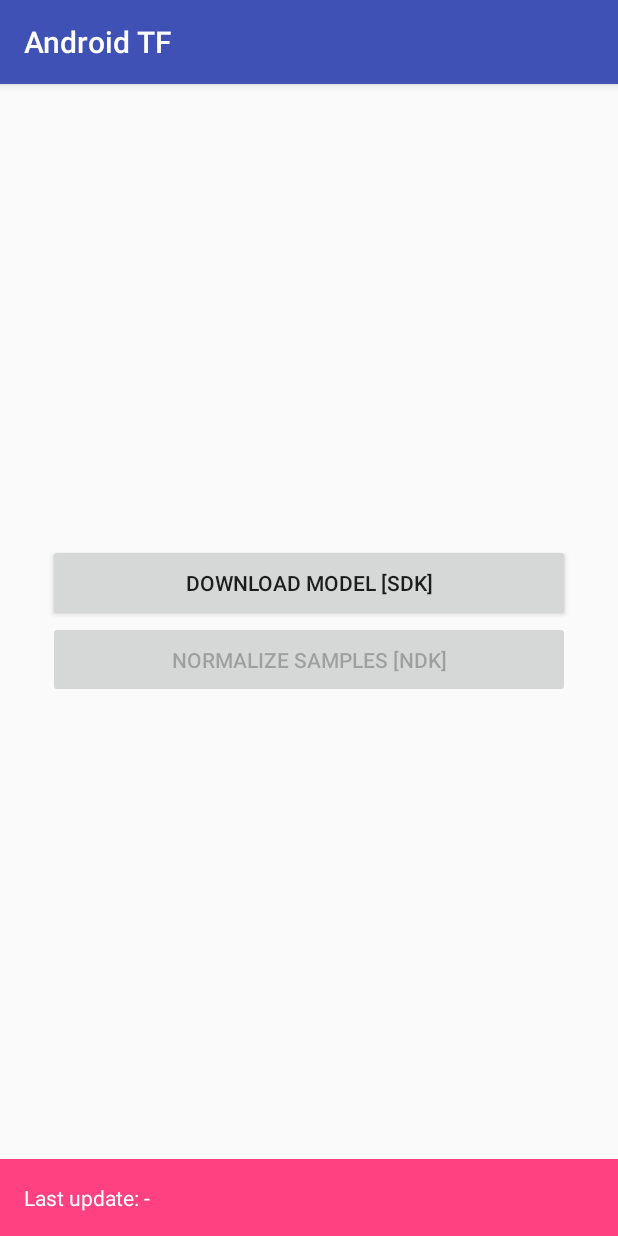
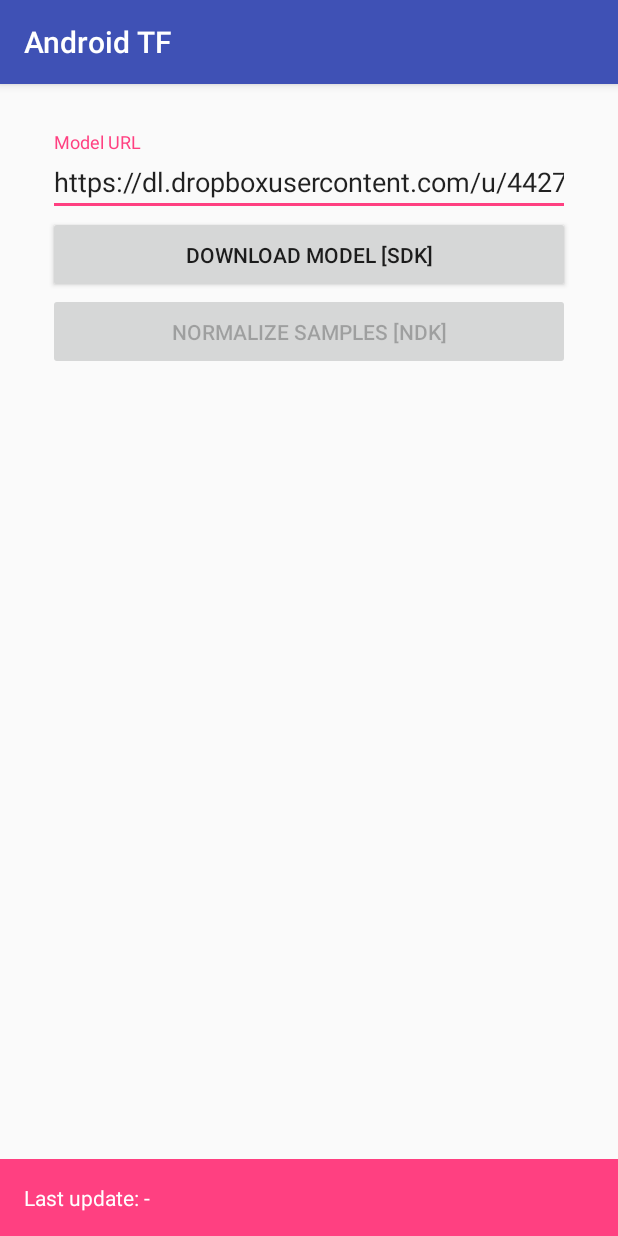
Before and after one commit to thetonrifles/android-tensorflow, an Android app: the screen it shows after launch (MainActivity), after a tap on an icon or button, on a phone screen of 412 x 824 dp. Run offline under Robolectric (Android 15) with nearby library versions, the phone set to English and light mode, and no system bars; our stand-ins replace ButterKnife, EventBus; libraries missing offline, so code that uses them is left out: com.google.android.gms; 2 statements that could not run were skipped.

Commit message:
Model by url in main activity

```diff
--- a/app/build.gradle
+++ b/app/build.gradle
@@ -39,6 +39,7 @@ dependencies {
     compile fileTree(include: ['*.jar'], dir: 'libs')
     testCompile 'junit:junit:4.12'
     compile 'com.android.support:appcompat-v7:23.2.0'
+    compile 'com.android.support:design:23.2.0'
     compile 'org.greenrobot:eventbus:3.0.0'
     compile 'com.squareup.okhttp3:okhttp:3.1.2'
     compile 'com.jakewharton:butterknife:7.0.1'
--- a/app/src/main/java/com/thetonrifles/tensorflow/MainActivity.java
+++ b/app/src/main/java/com/thetonrifles/tensorflow/MainActivity.java
@@ -11,9 +11,9 @@ import android.widget.TextView;
 import android.widget.Toast;
 
 import com.thetonrifles.detection.ContextDetector;
-import com.thetonrifles.detection.http.ModelStorage;
 import com.thetonrifles.detection.UnavailableModelException;
 import com.thetonrifles.detection.events.ModelUpdatedEvent;
+import com.thetonrifles.detection.http.ModelStorage;
 
 import org.greenrobot.eventbus.EventBus;
 import org.greenrobot.eventbus.Subscribe;
@@ -30,6 +30,7 @@ public class MainActivity extends AppCompatActivity implements DownloadFragment.
     private DownloadFragment mFragment;
 
     @Bind(R.id.progress) ProgressBar mLoader;
+    @Bind(R.id.txt_remote_path) TextView mUrlView;
     @Bind(R.id.btn_download) Button mDownloadButton;
     @Bind(R.id.btn_normalize) Button mNormalizeButton;
     @Bind(R.id.txt_timestamp) TextView mTimestampView;
@@ -39,6 +40,8 @@ public class MainActivity extends AppCompatActivity implements DownloadFragment.
         super.onCreate(savedInstanceState);
         setContentView(R.layout.activity_main);
         ButterKnife.bind(this);
+
+        mUrlView.setText(ModelStorage.getInstance().getModelRemoteUrl(this));
 
         updateTimestampLabel();
 
@@ -70,6 +73,8 @@ public class MainActivity extends AppCompatActivity implements DownloadFragment.
     @OnClick(R.id.btn_download)
     void onDownloadButtonClick() {
         if (mFragment != null) {
+            String url = mUrlView.getText().toString();
+            ModelStorage.getInstance().writeModelRemoteUrl(this, url);
             mFragment.downloadModel();
         }
     }
--- a/app/src/main/res/layout/activity_main.xml
+++ b/app/src/main/res/layout/activity_main.xml
@@ -8,9 +8,24 @@
         android:layout_width="match_parent"
         android:layout_height="0dp"
         android:layout_weight="1"
-        android:gravity="center"
+        android:gravity="center_horizontal"
         android:orientation="vertical"
         android:padding="32dp">
+
+        <android.support.design.widget.TextInputLayout
+            android:id="@+id/txt_remote_path_input"
+            android:layout_width="match_parent"
+            android:layout_height="wrap_content">
+
+            <EditText
+                android:id="@+id/txt_remote_path"
+                android:layout_width="match_parent"
+                android:layout_height="wrap_content"
+                android:hint="@string/txt_remote_path"
+                android:inputType="text"
+                android:lines="1" />
+
+        </android.support.design.widget.TextInputLayout>
 
         <RelativeLayout
             android:layout_width="match_parent"
--- a/app/src/main/res/values/strings.xml
+++ b/app/src/main/res/values/strings.xml
@@ -11,5 +11,6 @@
     <string name="toast_empty_model">Empty or unavailable model</string>
     <string name="toast_output_normalize">Normalization completed (see logcat for details)</string>
     <string name="toast_output_invalid">Invalid output</string>
+    <string name="txt_remote_path">Model URL</string>
 
 </resources>
--- a/context-detection/src/main/java/com/thetonrifles/detection/Params.java
+++ /dev/null
@@ -1,7 +0,0 @@
-package com.thetonrifles.detection;
-
-public class Params {
-
-    public static final String MODEL_URL = BuildConfig.MODEL_URL;
-
-}
--- a/context-detection/src/main/java/com/thetonrifles/detection/http/HttpClient.java
+++ b/context-detection/src/main/java/com/thetonrifles/detection/http/HttpClient.java
@@ -4,8 +4,6 @@ import android.content.Context;
 import android.os.Handler;
 import android.os.Looper;
 import android.util.Log;
-
-import com.thetonrifles.detection.Params;
 
 import java.io.File;
 import java.io.IOException;
@@ -33,12 +31,13 @@ public class HttpClient {
     }
 
     public void getModel(HttpBinaryResponseListener listener, HttpHeader... headers) {
-        getBinary(Params.MODEL_URL, listener, headers);
+        String url = ModelStorage.getInstance().getModelRemoteUrl(mContext);
+        getBinary(url, listener, headers);
     }
 
     public HttpBinaryResponse getModel(HttpHeader... headers) {
-        File target = ModelStorage.getInstance().getModelFile(mContext, Params.MODEL_URL);
-        return getBinary(Params.MODEL_URL, headers);
+        String url = ModelStorage.getInstance().getModelRemoteUrl(mContext);
+        return getBinary(url, headers);
     }
 
     private HttpBinaryResponse getBinary(String url, HttpHeader... headers) {
@@ -127,7 +126,8 @@ public class HttpClient {
 
     private File writeFile(BufferedSource source) throws IOException {
         // building file to write and getting absolute path
-        File file = ModelStorage.getInstance().getModelFile(mContext, Params.MODEL_URL);
+        String url = ModelStorage.getInstance().getModelRemoteUrl(mContext);
+        File file = ModelStorage.getInstance().getModelFile(mContext, url);
         String filename = file.getAbsolutePath();
         // writing file
         BufferedSink sink = Okio.buffer(Okio.sink(file));
--- a/context-detection/src/main/java/com/thetonrifles/detection/http/ModelStorage.java
+++ b/context-detection/src/main/java/com/thetonrifles/detection/http/ModelStorage.java
@@ -4,6 +4,8 @@ import android.content.Context;
 import android.content.SharedPreferences;
 import android.text.TextUtils;
 import android.util.Log;
+
+import com.thetonrifles.detection.BuildConfig;
 
 import java.io.File;
 import java.security.MessageDigest;
@@ -75,4 +77,14 @@ public class ModelStorage {
         prefs.edit().putLong("timestamp", timestamp.getTime()).apply();
     }
 
+    public synchronized String getModelRemoteUrl(Context context) {
+        SharedPreferences prefs = context.getSharedPreferences("storage", Context.MODE_PRIVATE);
+        return prefs.getString("url", BuildConfig.MODEL_URL);
+    }
+
+    public synchronized void writeModelRemoteUrl(Context context, String url) {
+        SharedPreferences prefs = context.getSharedPreferences("storage", Context.MODE_PRIVATE);
+        prefs.edit().putString("url", url).apply();
+    }
+
 }
```
